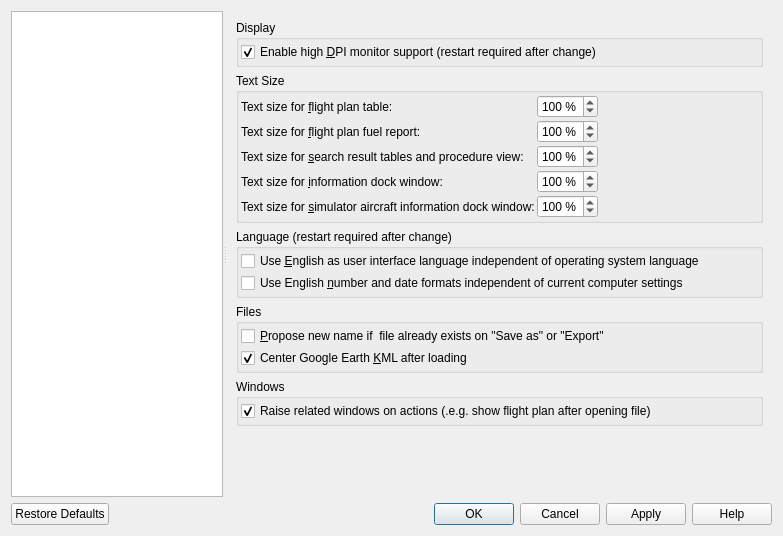
albar965/littlenavmap, file src/options/options.ui: the form before one commit.
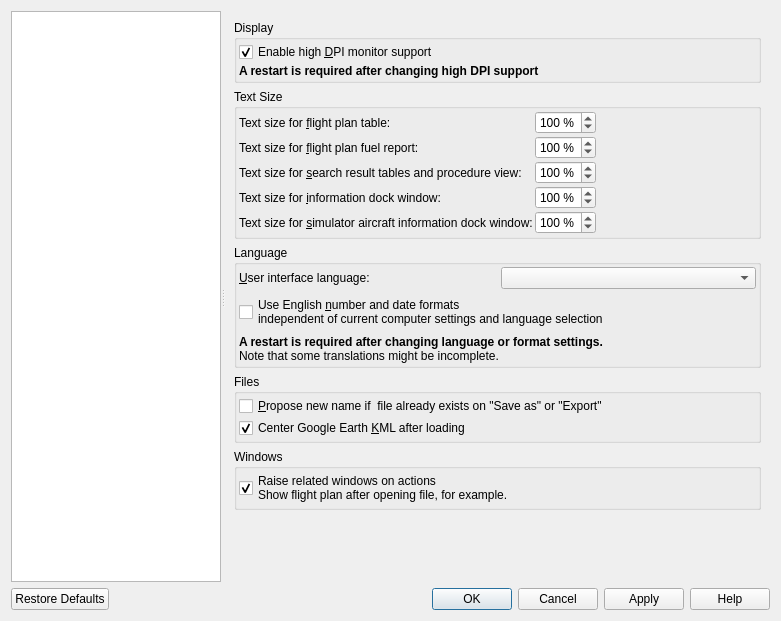
The form after the commit. The open tabs and pages were chosen to show the change.

Commit message:
Added free language selection in options dialog. Shows all available translations in combo box. Removed English debug script.
Closes albar965/littlenavmap#352

Diff of the .ui file:
```diff
--- a/src/options/options.ui
+++ b/src/options/options.ui
@@ -6,8 +6,8 @@
    <rect>
     <x>0</x>
     <y>0</y>
-    <width>783</width>
-    <height>536</height>
+    <width>781</width>
+    <height>621</height>
    </rect>
   </property>
   <property name="windowTitle">
@@ -374,13 +374,26 @@
 This will scale the Little Navmap map graphics and icons for better visibility if checked.</string>
              </property>
              <property name="text">
-              <string>Enable high &amp;DPI monitor support (restart required after change)</string>
+              <string>Enable high &amp;DPI monitor support</string>
              </property>
              <property name="checked">
               <bool>true</bool>
              </property>
             </widget>
            </item>
+           <item>
+            <widget class="QLabel" name="label_5">
+             <property name="text">
+              <string>&lt;b&gt;A restart is required after changing high DPI support&lt;/b&gt;</string>
+             </property>
+             <property name="wordWrap">
+              <bool>true</bool>
+             </property>
+             <property name="margin">
+              <number>5</number>
+             </property>
+            </widget>
+           </item>
           </layout>
          </widget>
         </item>
@@ -590,12 +603,9 @@
         <item row="7" column="0">
          <widget class="QGroupBox" name="groupBox_6">
           <property name="title">
-           <string>Language (restart required after change)</string>
+           <string>Language</string>
           </property>
-          <layout class="QVBoxLayout" name="verticalLayout_7">
-           <property name="spacing">
-            <number>2</number>
-           </property>
+          <layout class="QGridLayout" name="gridLayout_6">
            <property name="leftMargin">
             <number>2</number>
            </property>
@@ -608,18 +618,37 @@
            <property name="bottomMargin">
             <number>2</number>
            </property>
-           <item>
-            <widget class="QCheckBox" name="checkBoxOptionsGuiOverrideLanguage">
-             <property name="toolTip">
-              <string>Overrides any available translations and forces Little Navmap to use the English language for all windows and dialogs.
-A restart is required for the settings to take effect.</string>
+           <item row="0" column="0">
+            <widget class="QLabel" name="label_8">
+             <property name="text">
+              <string>&amp;User interface language:</string>
              </property>
+             <property name="wordWrap">
+              <bool>true</bool>
+             </property>
+             <property name="buddy">
+              <cstring>comboBoxOptionsGuiLanguage</cstring>
+             </property>
+            </widget>
+           </item>
+           <item row="0" column="1">
+            <widget class="QComboBox" name="comboBoxOptionsGuiLanguage"/>
+           </item>
+           <item row="2" column="0" colspan="2">
+            <widget class="QLabel" name="label_6">
              <property name="text">
-              <string>Use &amp;English as user interface language independent of operating system language</string>
+              <string>&lt;b&gt;A restart is required after changing language or format settings.&lt;/b&gt;&lt;br/&gt;
+Note that some translations might be incomplete.</string>
              </property>
+             <property name="wordWrap">
+              <bool>true</bool>
+             </property>
+             <property name="margin">
+              <number>5</number>
+             </property>
             </widget>
            </item>
-           <item>
+           <item row="1" column="0" colspan="2">
             <widget class="QCheckBox" name="checkBoxOptionsGuiOverrideLocale">
              <property name="toolTip">
               <string>Overrides local settings like number and date formats and forces English formats
@@ -627,7 +656,8 @@
 A restart is required for the settings to take effect.</string>
              </property>
              <property name="text">
-              <string>Use English &amp;number and date formats independent of current computer settings</string>
+              <string>Use English &amp;number and date formats
+independent of current computer settings and language selection</string>
              </property>
             </widget>
            </item>
@@ -714,7 +744,8 @@
 opening files, modifying the flight plan and other operations.</string>
              </property>
              <property name="text">
-              <string>Raise related windows on actions (.e.g. show flight plan after opening file)</string>
+              <string>Raise related windows on actions
+Show flight plan after opening file, for example.</string>
              </property>
              <property name="checked">
               <bool>true</bool>
```
Left out of the diff: 161 changed lines with no effect on the pictures. The commit also changes 8 other files.
